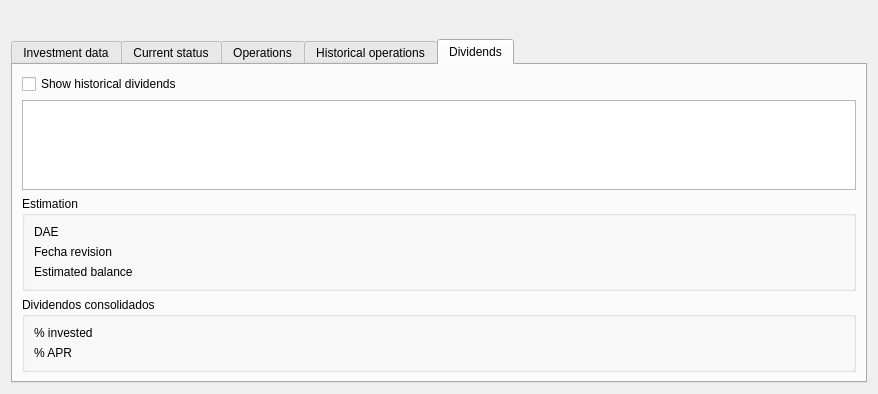
First picture: the form in ui/frmInvestmentReport.ui, repository turulomio/xulpymoney, before the edit.
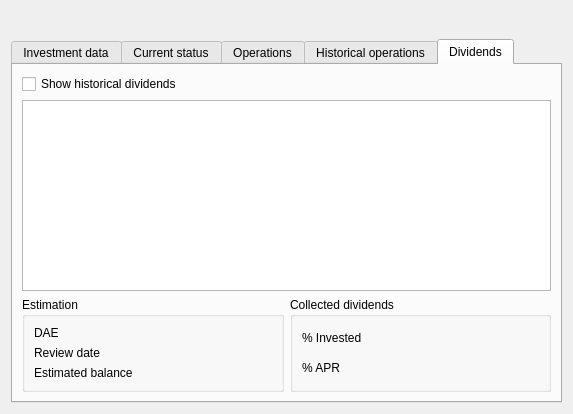
Second picture: the form after the edit. The open tabs and pages were chosen to show the change. Icons and pictures are not drawn. Custom widgets are drawn as their Qt base class.

```diff
--- a/ui/frmInvestmentReport.ui
+++ b/ui/frmInvestmentReport.ui
@@ -9,8 +9,8 @@
    <rect>
     <x>0</x>
     <y>0</y>
-    <width>878</width>
-    <height>394</height>
+    <width>573</width>
+    <height>414</height>
    </rect>
   </property>
   <property name="windowTitle">
@@ -310,7 +310,7 @@
             </widget>
            </item>
            <item>
-            <layout class="QVBoxLayout" name="verticalLayout_4">
+            <layout class="QHBoxLayout" name="horizontalLayout_6">
              <item>
               <widget class="QGroupBox" name="grpDividendsEstimation">
                <property name="title">
@@ -329,7 +329,7 @@
                   <item>
                    <widget class="QLabel" name="lblDivFechaRevision">
                     <property name="text">
-                     <string>Fecha revision</string>
+                     <string>Review date</string>
                     </property>
                    </widget>
                   </item>
@@ -348,7 +348,7 @@
              <item>
               <widget class="QGroupBox" name="grpDividendsEfectivos">
                <property name="title">
-                <string>Dividendos consolidados</string>
+                <string>Collected dividends</string>
                </property>
                <layout class="QHBoxLayout" name="horizontalLayout_13">
                 <item>
@@ -356,7 +356,7 @@
                   <item>
                    <widget class="QLabel" name="lblDivTPC">
                     <property name="text">
-                     <string>% invested</string>
+                     <string>% Invested</string>
                     </property>
                    </widget>
                   </item>
```
Left out of the diff: 2 changed lines with no effect on the pictures.
